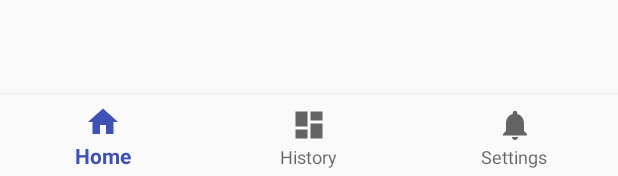
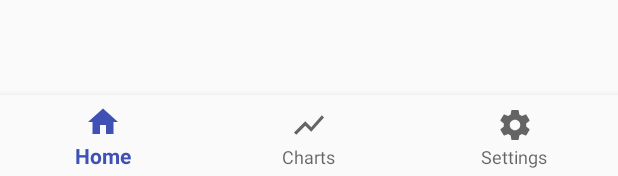
Before and after one commit to BenjaminFair/makeathon2017, an Android app: the layout activity_main.xml on its own in the app's theme, with its tools: preview values and no code run, on a phone screen of 412 x 824 dp. Shown: the part 1057-1233 px from the top of the screen. Run offline under Robolectric (Android 15) with nearby library versions, the phone set to English and light mode, and no system bars.

Commit message:
Rename history too charts and change icons

```diff
--- a/android/app/src/main/java/com/benjaminfair/personalspacemonitor/MainActivity.java
+++ b/android/app/src/main/java/com/benjaminfair/personalspacemonitor/MainActivity.java
@@ -6,7 +6,7 @@
 import android.support.v7.app.AppCompatActivity;
 import android.view.MenuItem;
 
-import layout.HistoryFragment;
+import layout.ChartsFragment;
 import layout.HomeFragment;
 import layout.SettingsFragment;
 
@@ -22,9 +22,9 @@
                     getSupportFragmentManager().beginTransaction()
                             .replace(R.id.content, new HomeFragment()).commit();
                     return true;
-                case R.id.navigation_history:
+                case R.id.navigation_charts:
                     getSupportFragmentManager().beginTransaction()
-                            .replace(R.id.content, new HistoryFragment()).commit();
+                            .replace(R.id.content, new ChartsFragment()).commit();
                     return true;
                 case R.id.navigation_settings:
                     getSupportFragmentManager().beginTransaction()
--- a/android/app/src/main/java/layout/HistoryFragment.java
+++ b/android/app/src/main/java/layout/ChartsFragment.java
@@ -8,9 +8,9 @@
 
 import com.benjaminfair.personalspacemonitor.R;
 
-public class HistoryFragment extends Fragment {
+public class ChartsFragment extends Fragment {
 
-    public HistoryFragment() {
+    public ChartsFragment() {
         // Required empty public constructor
     }
 
--- /dev/null
+++ b/android/app/src/main/res/drawable/ic_settings_black_24dp.xml
@@ -0,0 +1,9 @@
+<vector xmlns:android="http://schemas.android.com/apk/res/android"
+        android:width="24dp"
+        android:height="24dp"
+        android:viewportWidth="24.0"
+        android:viewportHeight="24.0">
+    <path
+        android:fillColor="#FF000000"
+        android:pathData="M19.43,12.98c0.04,-0.32 0.07,-0.64 0.07,-0.98s-0.03,-0.66 -0.07,-0.98l2.11,-1.65c0.19,-0.15 0.24,-0.42 0.12,-0.64l-2,-3.46c-0.12,-0.22 -0.39,-0.3 -0.61,-0.22l-2.49,1c-0.52,-0.4 -1.08,-0.73 -1.69,-0.98l-0.38,-2.65C14.46,2.18 14.25,2 14,2h-4c-0.25,0 -0.46,0.18 -0.49,0.42l-0.38,2.65c-0.61,0.25 -1.17,0.59 -1.69,0.98l-2.49,-1c-0.23,-0.09 -0.49,0 -0.61,0.22l-2,3.46c-0.13,0.22 -0.07,0.49 0.12,0.64l2.11,1.65c-0.04,0.32 -0.07,0.65 -0.07,0.98s0.03,0.66 0.07,0.98l-2.11,1.65c-0.19,0.15 -0.24,0.42 -0.12,0.64l2,3.46c0.12,0.22 0.39,0.3 0.61,0.22l2.49,-1c0.52,0.4 1.08,0.73 1.69,0.98l0.38,2.65c0.03,0.24 0.24,0.42 0.49,0.42h4c0.25,0 0.46,-0.18 0.49,-0.42l0.38,-2.65c0.61,-0.25 1.17,-0.59 1.69,-0.98l2.49,1c0.23,0.09 0.49,0 0.61,-0.22l2,-3.46c0.12,-0.22 0.07,-0.49 -0.12,-0.64l-2.11,-1.65zM12,15.5c-1.93,0 -3.5,-1.57 -3.5,-3.5s1.57,-3.5 3.5,-3.5 3.5,1.57 3.5,3.5 -1.57,3.5 -3.5,3.5z"/>
+</vector>
--- /dev/null
+++ b/android/app/src/main/res/drawable/ic_show_chart_black_24dp.xml
@@ -0,0 +1,5 @@
+<vector android:autoMirrored="true" android:height="24dp"
+    android:viewportHeight="24.0" android:viewportWidth="24.0"
+    android:width="24dp" xmlns:android="http://schemas.android.com/apk/res/android">
+    <path android:fillColor="#FF000000" android:pathData="M3.5,18.49l6,-6.01 4,4L22,6.92l-1.41,-1.41 -7.09,7.97 -4,-4L2,16.99z"/>
+</vector>
--- a/android/app/src/main/res/layout/fragment_history.xml
+++ b/android/app/src/main/res/layout/fragment_history.xml
@@ -2,12 +2,12 @@
     xmlns:tools="http://schemas.android.com/tools"
     android:layout_width="match_parent"
     android:layout_height="match_parent"
-    tools:context="layout.HistoryFragment">
+    tools:context="layout.ChartsFragment">
 
     <!-- TODO: Update blank fragment layout -->
     <TextView
         android:layout_width="match_parent"
         android:layout_height="match_parent"
-        android:text="@string/title_history" />
+        android:text="@string/title_charts" />
 
 </FrameLayout>
--- a/android/app/src/main/res/menu/navigation.xml
+++ b/android/app/src/main/res/menu/navigation.xml
@@ -7,13 +7,13 @@
         android:title="@string/title_home" />
 
     <item
-        android:id="@+id/navigation_history"
-        android:icon="@drawable/ic_dashboard_black_24dp"
-        android:title="@string/title_history" />
+        android:id="@+id/navigation_charts"
+        android:icon="@drawable/ic_show_chart_black_24dp"
+        android:title="@string/title_charts" />
 
     <item
         android:id="@+id/navigation_settings"
-        android:icon="@drawable/ic_notifications_black_24dp"
+        android:icon="@drawable/ic_settings_black_24dp"
         android:title="@string/title_settings" />
 
 </menu>
--- a/android/app/src/main/res/values/strings.xml
+++ b/android/app/src/main/res/values/strings.xml
@@ -1,6 +1,6 @@
 <resources>
     <string name="app_name">Personal Space Monitor</string>
     <string name="title_home">Home</string>
-    <string name="title_history">History</string>
+    <string name="title_charts">Charts</string>
     <string name="title_settings">Settings</string>
 </resources>
```
